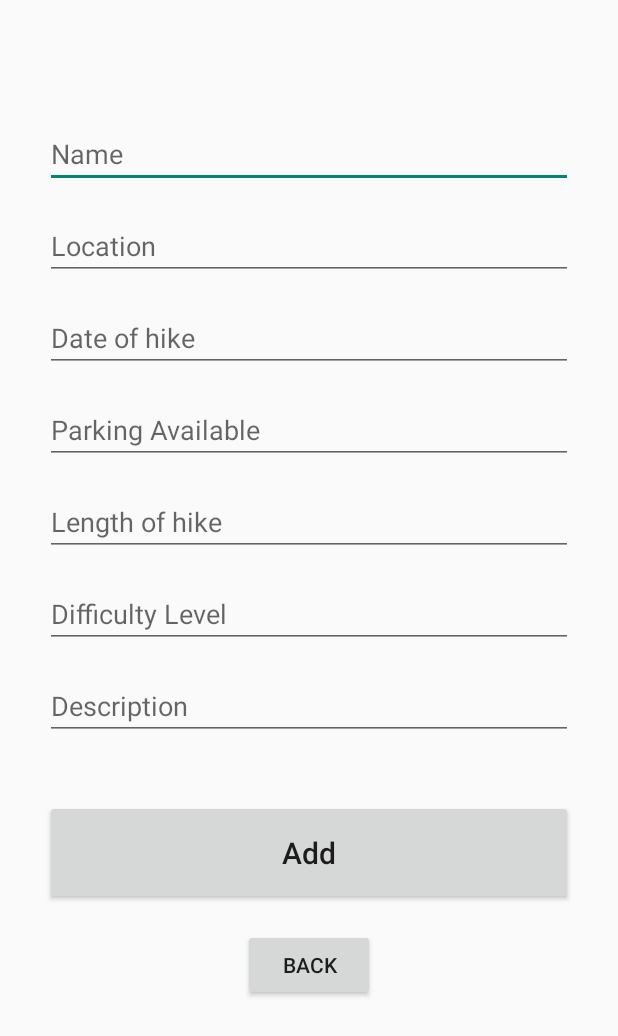
After one commit to 1Ir-is/COMP1786-CourseWork, an Android app: the AddActivity screen opened directly, with no data from a screen before it, on a phone screen of 412 x 824 dp. The commit adds this screen. Shown: the top 1036 px of the screen. Run offline under Robolectric (Android 15) with nearby library versions, the phone set to English and light mode, and no system bars.

Commit message:
feat: add AddActivity

```diff
--- a/app/src/main/AndroidManifest.xml
+++ b/app/src/main/AndroidManifest.xml
@@ -13,9 +13,14 @@
         android:theme="@style/Theme.AppCompat.Light.NoActionBar"
         tools:targetApi="31">
         <activity
+            android:name=".AddActivity"
+            android:label="Add Hike"
+            android:parentActivityName=".MainActivity"
+            android:exported="false" />
+        <activity
             android:name=".MainActivity"
-            android:label="Hike App"
-            android:exported="true">
+            android:exported="true"
+            android:label="Hike App">
             <intent-filter>
                 <action android:name="android.intent.action.MAIN" />
 
--- /dev/null
+++ b/app/src/main/java/com/example/coursework/AddActivity.java
@@ -0,0 +1,28 @@
+package com.example.coursework;
+
+import androidx.appcompat.app.AppCompatActivity;
+
+import android.content.Intent;
+import android.os.Bundle;
+import android.view.View;
+import android.widget.Button;
+
+public class AddActivity extends AppCompatActivity {
+
+    Button backButton;
+
+    @Override
+    protected void onCreate(Bundle savedInstanceState) {
+        super.onCreate(savedInstanceState);
+        setContentView(R.layout.activity_add);
+
+        backButton = findViewById(R.id.backButton);
+        backButton.setOnClickListener(new View.OnClickListener() {
+            @Override
+            public void onClick(View view) {
+                Intent intent = new Intent(AddActivity.this, MainActivity.class);
+                startActivity(intent);
+            }
+        });
+    }
+}
--- a/app/src/main/java/com/example/coursework/MainActivity.java
+++ b/app/src/main/java/com/example/coursework/MainActivity.java
@@ -1,14 +1,32 @@
 package com.example.coursework;
 
 import androidx.appcompat.app.AppCompatActivity;
+import androidx.recyclerview.widget.RecyclerView;
 
+import android.content.Intent;
 import android.os.Bundle;
+import android.view.View;
+
+import com.google.android.material.floatingactionbutton.FloatingActionButton;
 
 public class MainActivity extends AppCompatActivity {
+
+    RecyclerView recyclerView;
+    FloatingActionButton addButton;
 
     @Override
     protected void onCreate(Bundle savedInstanceState) {
         super.onCreate(savedInstanceState);
         setContentView(R.layout.activity_main);
+
+        recyclerView = findViewById(R.id.recyclerView);
+        addButton = findViewById(R.id.addButton);
+        addButton.setOnClickListener(new View.OnClickListener() {
+            @Override
+            public void onClick(View view) {
+                Intent intent = new Intent(MainActivity.this, AddActivity.class);
+                startActivity(intent);
+            }
+        });
     }
 }
--- /dev/null
+++ b/app/src/main/res/layout/activity_add.xml
@@ -0,0 +1,115 @@
+<?xml version="1.0" encoding="utf-8"?>
+<androidx.constraintlayout.widget.ConstraintLayout xmlns:android="http://schemas.android.com/apk/res/android"
+    xmlns:app="http://schemas.android.com/apk/res-auto"
+    xmlns:tools="http://schemas.android.com/tools"
+    android:layout_width="match_parent"
+    android:layout_height="match_parent"
+    android:padding="30dp"
+    tools:context=".AddActivity">
+
+    <EditText
+        android:id="@+id/hike_name_text"
+        android:layout_width="match_parent"
+        android:layout_height="wrap_content"
+        android:layout_marginTop="50dp"
+        android:ems="10"
+        android:hint="Name"
+        android:inputType="text"
+        app:layout_constraintEnd_toEndOf="parent"
+        app:layout_constraintStart_toStartOf="parent"
+        app:layout_constraintTop_toTopOf="parent" />
+
+    <EditText
+        android:id="@+id/hike_location_text"
+        android:layout_width="match_parent"
+        android:layout_height="wrap_content"
+        android:layout_marginTop="16dp"
+        android:ems="10"
+        android:hint="Location"
+        android:inputType="text"
+        app:layout_constraintEnd_toEndOf="parent"
+        app:layout_constraintStart_toStartOf="parent"
+        app:layout_constraintTop_toBottomOf="@+id/hike_name_text" />
+
+    <EditText
+        android:id="@+id/hike_date_text"
+        android:layout_width="match_parent"
+        android:layout_height="wrap_content"
+        android:layout_marginTop="16dp"
+        android:ems="10"
+        android:hint="Date of hike"
+        android:inputType="text"
+        app:layout_constraintEnd_toEndOf="parent"
+        app:layout_constraintStart_toStartOf="parent"
+        app:layout_constraintTop_toBottomOf="@+id/hike_location_text" />
+
+    <EditText
+        android:id="@+id/hike_parking_available_text"
+        android:layout_width="match_parent"
+        android:layout_height="wrap_content"
+        android:layout_marginTop="16dp"
+        android:ems="10"
+        android:hint="Parking Available"
+        android:inputType="text"
+        app:layout_constraintEnd_toEndOf="parent"
+        app:layout_constraintStart_toStartOf="parent"
+        app:layout_constraintTop_toBottomOf="@+id/hike_date_text" />
+
+    <EditText
+        android:id="@+id/hike_length_text"
+        android:layout_width="match_parent"
+        android:layout_height="wrap_content"
+        android:layout_marginTop="16dp"
+        android:ems="10"
+        android:hint="Length of hike"
+        android:inputType="text"
+        app:layout_constraintEnd_toEndOf="parent"
+        app:layout_constraintStart_toStartOf="parent"
+        app:layout_constraintTop_toBottomOf="@+id/hike_parking_available_text" />
+
+    <EditText
+        android:id="@+id/hike_difficulty_level_text"
+        android:layout_width="match_parent"
+        android:layout_height="wrap_content"
+        android:layout_marginTop="16dp"
+        android:ems="10"
+        android:hint="Difficulty Level"
+        android:inputType="text"
+        app:layout_constraintEnd_toEndOf="parent"
+        app:layout_constraintStart_toStartOf="parent"
+        app:layout_constraintTop_toBottomOf="@+id/hike_length_text" />
+
+    <EditText
+        android:id="@+id/hike_description_text"
+        android:layout_width="match_parent"
+        android:layout_height="wrap_content"
+        android:layout_marginTop="16dp"
+        android:ems="10"
+        android:hint="Description"
+        android:inputType="text"
+        app:layout_constraintEnd_toEndOf="parent"
+        app:layout_constraintStart_toStartOf="parent"
+        app:layout_constraintTop_toBottomOf="@+id/hike_difficulty_level_text" />
+
+    <Button
+        android:id="@+id/addButton"
+        android:layout_width="match_parent"
+        android:layout_height="70dp"
+        android:layout_marginTop="40dp"
+        android:text="Add"
+        android:textSize="20sp"
+        android:textAllCaps="false"
+        app:layout_constraintEnd_toEndOf="parent"
+        app:layout_constraintStart_toStartOf="parent"
+        app:layout_constraintTop_toBottomOf="@+id/hike_description_text" />
+
+    <Button
+        android:id="@+id/backButton"
+        android:layout_width="wrap_content"
+        android:layout_height="wrap_content"
+        android:layout_marginTop="16dp"
+        android:text="Back"
+        app:layout_constraintEnd_toEndOf="parent"
+        app:layout_constraintStart_toStartOf="parent"
+        app:layout_constraintTop_toBottomOf="@+id/addButton" />
+</androidx.constraintlayout.widget.ConstraintLayout>
--- a/app/src/main/res/layout/activity_main.xml
+++ b/app/src/main/res/layout/activity_main.xml
@@ -7,7 +7,7 @@
     tools:context=".MainActivity">
 
     <com.google.android.material.floatingactionbutton.FloatingActionButton
-        android:id="@+id/floatingActionButton"
+        android:id="@+id/addButton"
         android:layout_width="wrap_content"
         android:layout_height="wrap_content"
         android:layout_marginEnd="28dp"
```
